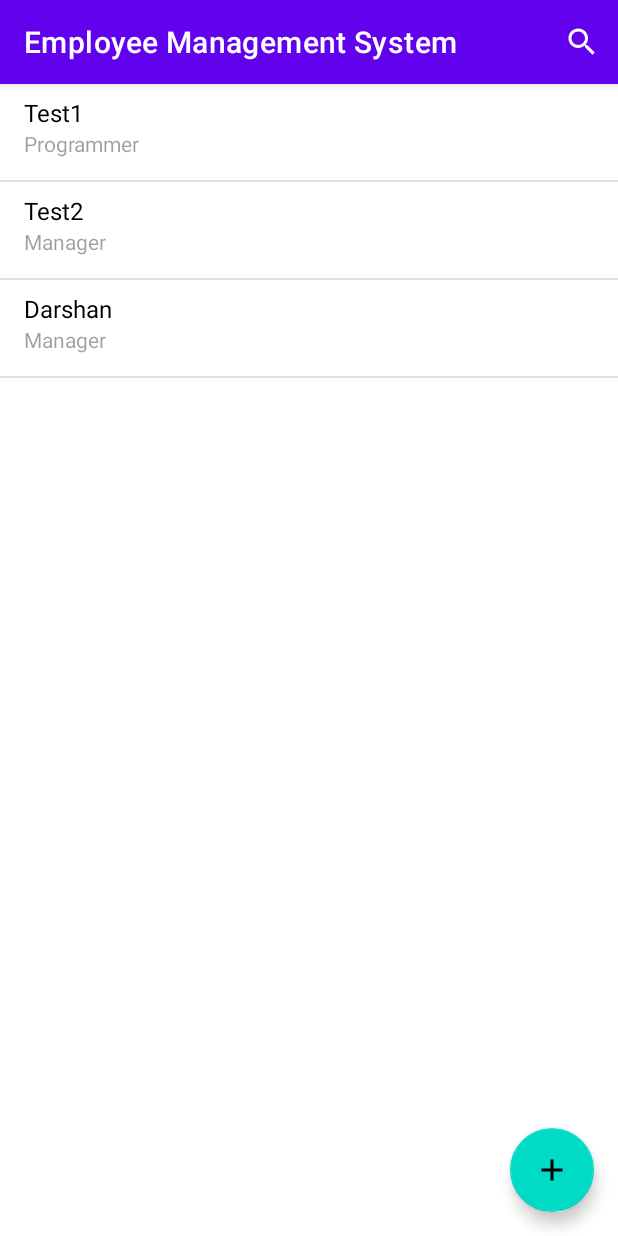
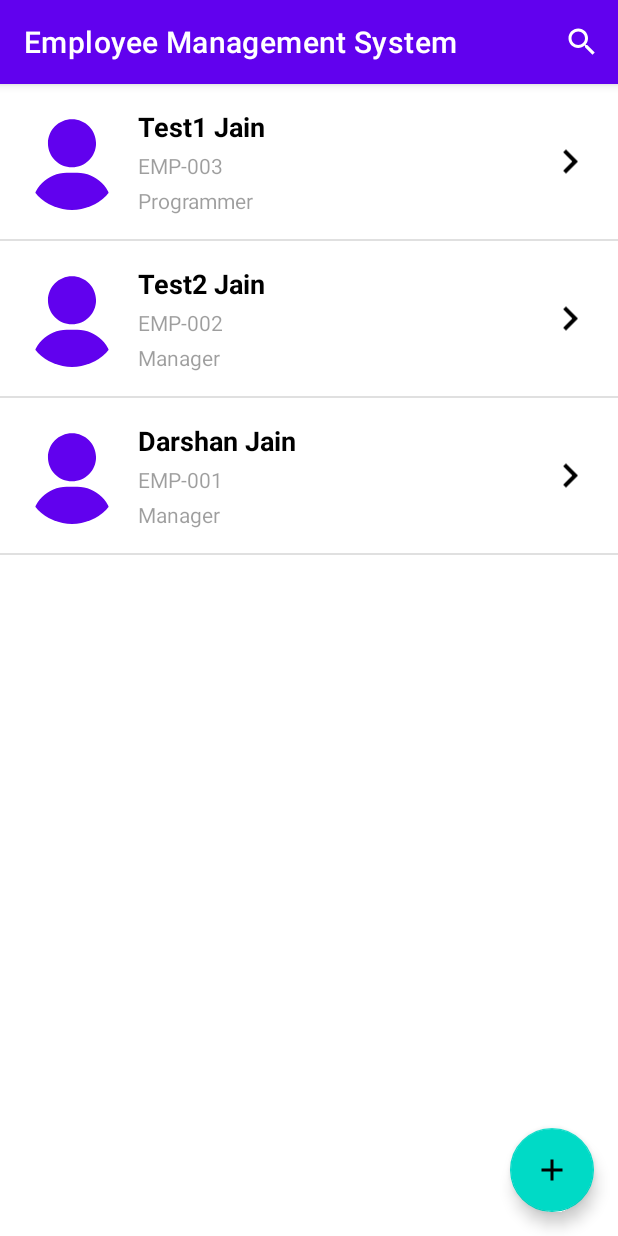
Before and after one commit to darshan0900/FP3125_Darshan, an Android app: the screen it shows after launch (MainActivity), on a phone screen of 412 x 824 dp. Run offline under Robolectric (Android 15) with nearby library versions, the phone set to English and light mode, and no system bars.

Commit message:
created custom employee item ui and adapter

```diff
--- a/app/src/main/java/com/darshan09200/employeemanagementsystem/DetailsFragment.java
+++ b/app/src/main/java/com/darshan09200/employeemanagementsystem/DetailsFragment.java
@@ -68,6 +68,8 @@ public class DetailsFragment extends Fragment implements View.OnClickListener {
             System.out.println(filepath);
             if (filepath.length() > 0) {
                 binding.profileImage.setImageBitmap(BitmapFactory.decodeFile(filepath));
+            }else{
+                binding.profileImage.setImageResource(R.drawable.ic_user);
             }
             binding.empId.setText(employee.getEmpId());
             binding.name.setText(employee.getFirstName() + " " + employee.getLastName());
--- a/app/src/main/java/com/darshan09200/employeemanagementsystem/Employee.java
+++ b/app/src/main/java/com/darshan09200/employeemanagementsystem/Employee.java
@@ -58,6 +58,10 @@ public abstract class Employee {
 
     public String getLastName() {
         return lastName;
+    }
+
+    public String getName() {
+        return firstName + " " + lastName;
     }
 
     public LocalDate getDob() {
--- /dev/null
+++ b/app/src/main/java/com/darshan09200/employeemanagementsystem/EmployeeAdapter.java
@@ -0,0 +1,80 @@
+package com.darshan09200.employeemanagementsystem;
+
+import android.content.Context;
+import android.graphics.BitmapFactory;
+import android.view.LayoutInflater;
+import android.view.View;
+import android.view.ViewGroup;
+import android.widget.ArrayAdapter;
+import android.widget.ImageView;
+import android.widget.TextView;
+
+import androidx.annotation.NonNull;
+import androidx.annotation.Nullable;
+import androidx.core.content.ContextCompat;
+
+import com.darshan09200.employeemanagementsystem.databinding.EmployeeItemBinding;
+
+import java.util.ArrayList;
+import java.util.List;
+
+public class EmployeeAdapter extends ArrayAdapter {
+    private final LayoutInflater layoutInflater;
+    private final int layoutResource;
+
+    private ArrayList<Employee> employees;
+
+    public EmployeeAdapter(@NonNull Context context, int resource, @NonNull ArrayList<Employee> employees) {
+        super(context, resource);
+        this.layoutInflater = LayoutInflater.from(context);
+        this.layoutResource = resource;
+        this.employees = employees;
+    }
+
+    @Override
+    public int getCount() {
+        return employees.size();
+    }
+
+    @NonNull
+    @Override
+    public View getView(int position, @Nullable View convertView, @NonNull ViewGroup parent) {
+        View v = convertView;
+        EmployeeItemBinding binding;
+        if (v == null) {
+            binding = EmployeeItemBinding.inflate(layoutInflater, parent, false);
+            v = binding.getRoot();
+        } else {
+            binding = EmployeeItemBinding.bind(convertView);
+        }
+
+        Employee employee = employees.get(position);
+
+        binding.empId.setText(employee.getEmpId());
+        binding.name.setText(employee.getName());
+        binding.role.setText(employee.getRole().getLabel());
+        String filepath = employee.getProfileImage();
+        if (filepath.length() > 0)
+            binding.profileImage.setImageBitmap(BitmapFactory.decodeFile(filepath));
+        String activeEmpId = Database.getInstance().getViewEmpId();
+        if (activeEmpId.length() > 0 && activeEmpId.equals(employee.getEmpId())) {
+            binding.parent.setBackgroundResource(R.color.secondary);
+            binding.name.setTextColor(ContextCompat.getColor(getContext(), R.color.textOnSecondary));
+            binding.empId.setTextColor(ContextCompat.getColor(getContext(), R.color.textOnSecondary));
+            binding.empId.setAlpha(0.75f);
+            binding.role.setTextColor(ContextCompat.getColor(getContext(), R.color.textOnSecondary));
+            binding.role.setAlpha(0.75f);
+            binding.rightArrow.setColorFilter(ContextCompat.getColor(getContext(), R.color.textOnSecondary));
+        } else {
+            binding.parent.setBackground(null);
+            binding.name.setTextColor(ContextCompat.getColor(getContext(), R.color.text));
+            binding.empId.setTextColor(ContextCompat.getColor(getContext(), R.color.textLight));
+            binding.empId.setAlpha(1f);
+            binding.role.setTextColor(ContextCompat.getColor(getContext(), R.color.textLight));
+            binding.role.setAlpha(1f);
+            binding.rightArrow.clearColorFilter();
+        }
+
+        return v;
+    }
+}
--- a/app/src/main/java/com/darshan09200/employeemanagementsystem/HomeFragment.java
+++ b/app/src/main/java/com/darshan09200/employeemanagementsystem/HomeFragment.java
@@ -5,13 +5,10 @@ import android.os.Bundle;
 import android.view.LayoutInflater;
 import android.view.View;
 import android.view.ViewGroup;
-import android.widget.ArrayAdapter;
-import android.widget.TextView;
 import android.widget.Toast;
 
 import androidx.annotation.NonNull;
 import androidx.annotation.Nullable;
-import androidx.core.content.ContextCompat;
 import androidx.fragment.app.Fragment;
 
 import com.darshan09200.employeemanagementsystem.databinding.FragmentHomeBinding;
@@ -29,7 +26,7 @@ public class HomeFragment extends Fragment {
     OnClickListener clickListener;
 
     ArrayList<Employee> employees = new ArrayList<>();
-    ArrayAdapter<Employee> adapter;
+    EmployeeAdapter adapter;
 
     @Override
     public void onAttach(@NonNull Context context) {
@@ -49,37 +46,16 @@ public class HomeFragment extends Fragment {
     public View onCreateView(@NonNull LayoutInflater inflater, @Nullable ViewGroup container, @Nullable Bundle savedInstanceState) {
         binding = FragmentHomeBinding.inflate(inflater, container, false);
 
-        adapter = new ArrayAdapter<Employee>(getContext(), android.R.layout.simple_list_item_2, android.R.id.text1, employees) {
-            @NonNull
-            @Override
-            public View getView(int position, @Nullable View convertView, @NonNull ViewGroup parent) {
-                View view = super.getView(position, convertView, parent);
-                TextView text1 = view.findViewById(android.R.id.text1);
-                TextView text2 = view.findViewById(android.R.id.text2);
-                Employee employee = getItem(position);
-                text1.setText(employee.getFirstName());
-                text2.setText(employee.getRole().getLabel());
-                String activeEmpId = Database.getInstance().getViewEmpId();
-                if (activeEmpId.length() > 0 && activeEmpId.equals(employee.getEmpId())) {
-                    text1.setTextColor(ContextCompat.getColor(getContext(), R.color.primary));
-                    text2.setTextColor(ContextCompat.getColor(getContext(), R.color.primary));
-                    text2.setAlpha(0.5f);
-                } else {
-                    text1.setTextColor(ContextCompat.getColor(getContext(), R.color.text));
-                    text2.setTextColor(ContextCompat.getColor(getContext(), R.color.textLight));
-                    ;
-                }
-                return view;
-            }
-        };
+        adapter = new EmployeeAdapter(getContext(), R.layout.employee_item, employees);
         adapter.setNotifyOnChange(true);
         binding.listView.setAdapter(adapter);
         refreshData();
         binding.listView.setEmptyView(binding.noRecords);
         binding.listView.setOnItemClickListener((parent, view, position, id) -> {
-            Employee employee = (Employee) parent.getItemAtPosition(position);
+            System.out.println(position);
+            Employee employee = employees.get(position);
             Database.getInstance().setViewEmpId(employee.getEmpId());
-            clickListener.onItemClick();
+            HomeFragment.this.clickListener.onItemClick();
         });
 
         binding.addEmployee.setOnClickListener(v -> clickListener.onFabClick());
@@ -110,7 +86,11 @@ public class HomeFragment extends Fragment {
         ArrayList<Employee> allEmployeesData = Database.getInstance().getEmployees();
         ArrayList<Employee> filteredEmployees = new ArrayList<>();
         allEmployeesData.forEach(employee -> {
-            if (employee.getFirstName().toLowerCase().indexOf(text) > -1 || employee.getRole().getLabel().toLowerCase().indexOf(text) > -1)
+            if (
+                    employee.getFirstName().toLowerCase().contains(text)
+                            || employee.getRole().getLabel().toLowerCase().contains(text)
+                            || employee.getEmpId().toLowerCase().contains(text)
+            )
                 filteredEmployees.add(employee);
         });
         employees.clear();
--- a/app/src/main/java/com/darshan09200/employeemanagementsystem/MainActivity.java
+++ b/app/src/main/java/com/darshan09200/employeemanagementsystem/MainActivity.java
@@ -136,8 +136,7 @@ public class MainActivity extends AppCompatActivity implements OnClickListener,
 
     }
 
-    @Override
-    public void onFabClick() {
+    public void navigateToRegistration() {
         clearSearch();
 
         if (isSplitLayoutActive()) {
@@ -155,6 +154,14 @@ public class MainActivity extends AppCompatActivity implements OnClickListener,
                     .addToBackStack("primary")
                     .commit();
         }
+    }
+
+    @Override
+    public void onFabClick() {
+        closeViewEmpId();
+        refreshEmployeeListData();
+
+        navigateToRegistration();
     }
 
     @Override
@@ -185,6 +192,7 @@ public class MainActivity extends AppCompatActivity implements OnClickListener,
             DetailsFragment detailsFragment = (DetailsFragment) secondaryFragment;
             detailsFragment.setupData();
         } else if (navigate) {
+            Registration.getInstance().resetFields();
             emptyFragmentStack("secondary");
             getSupportFragmentManager().beginTransaction().add(R.id.secondaryFragment, new DetailsFragment()).addToBackStack("secondary").commit();
         } else if (empId.length() > 0) {
@@ -285,7 +293,7 @@ public class MainActivity extends AppCompatActivity implements OnClickListener,
 
     @Override
     public void onEdit() {
-        onFabClick();
+        navigateToRegistration();
     }
 
     @Override
@@ -307,6 +315,7 @@ public class MainActivity extends AppCompatActivity implements OnClickListener,
         inflater.inflate(R.menu.menu, menu);
         searchViewItem = menu.findItem(R.id.search_bar);
         searchView = (SearchView) searchViewItem.getActionView();
+        searchView.setQueryHint("Search Employees");
 
         searchView.setOnQueryTextListener(new SearchView.OnQueryTextListener() {
             @Override
--- /dev/null
+++ b/app/src/main/res/drawable/ic_right.xml
@@ -0,0 +1,5 @@
+<vector android:autoMirrored="true" android:height="24dp"
+    android:tint="@color/text" android:viewportHeight="24"
+    android:viewportWidth="24" android:width="24dp" xmlns:android="http://schemas.android.com/apk/res/android">
+    <path android:fillColor="@android:color/white" android:pathData="M10,6L8.59,7.41 13.17,12l-4.58,4.59L10,18l6,-6z"/>
+</vector>
--- a/app/src/main/res/drawable/ic_user.xml
+++ b/app/src/main/res/drawable/ic_user.xml
@@ -1,5 +1,10 @@
-<vector android:autoMirrored="true" android:height="128dp"
-    android:viewportHeight="128" android:viewportWidth="128"
-    android:width="128dp" xmlns:android="http://schemas.android.com/apk/res/android">
-    <path android:fillColor="@color/primary" android:pathData="M64,6.95c-17.68,0 -32.06,14.38 -32.06,32.06S46.32,71.07 64,71.07s32.06,-14.38 32.06,-32.06S81.68,6.95 64,6.95zM103.89,92.02C95.11,83.11 83.48,78.2 71.13,78.2h-14.25c-12.35,0 -23.99,4.91 -32.77,13.82 -8.73,8.87 -13.55,20.58 -13.55,32.97 0,1.97 1.6,3.56 3.56,3.56h99.75c1.97,0 3.56,-1.6 3.56,-3.56 0,-12.39 -4.81,-24.1 -13.55,-32.97z"/>
+<vector xmlns:android="http://schemas.android.com/apk/res/android"
+    android:width="128dp"
+    android:height="128dp"
+    android:autoMirrored="true"
+    android:viewportWidth="128"
+    android:viewportHeight="128">
+    <path
+        android:fillColor="@color/primary"
+        android:pathData="M64,6.95c-17.68,0 -32.06,14.38 -32.06,32.06S46.32,71.07 64,71.07s32.06,-14.38 32.06,-32.06S81.68,6.95 64,6.95zM103.89,92.02C95.11,83.11 83.48,78.2 71.13,78.2h-14.25c-12.35,0 -23.99,4.91 -32.77,13.82 -8.73,8.87 -13.55,20.58 -13.55,32.97 0,1.97 1.6,3.56 3.56,3.56h99.75c1.97,0 3.56,-1.6 3.56,-3.56 0,-12.39 -4.81,-24.1 -13.55,-32.97z" />
 </vector>
--- a/app/src/main/res/drawable/rounded_image.xml
+++ b/app/src/main/res/drawable/rounded_image.xml
@@ -2,7 +2,4 @@
 <shape xmlns:android="http://schemas.android.com/apk/res/android"
     android:shape="rectangle">
     <corners android:radius="64dp" />
-    <stroke
-        android:width="1dp"
-        android:color="@color/text" />
 </shape>
--- /dev/null
+++ b/app/src/main/res/layout/employee_item.xml
@@ -0,0 +1,69 @@
+<?xml version="1.0" encoding="utf-8"?>
+<androidx.constraintlayout.widget.ConstraintLayout xmlns:android="http://schemas.android.com/apk/res/android"
+    xmlns:app="http://schemas.android.com/apk/res-auto"
+    android:layout_width="match_parent"
+    android:layout_height="wrap_content"
+    android:id="@+id/parent"
+    android:padding="16dp">
+
+    <ImageView
+        android:id="@+id/profileImage"
+        android:layout_width="64dp"
+        android:layout_height="64dp"
+        android:layout_gravity="center_horizontal"
+        android:background="@drawable/rounded_image"
+        android:clipToOutline="true"
+        android:scaleType="centerCrop"
+        android:src="@drawable/ic_user"
+        app:layout_constraintBottom_toBottomOf="parent"
+        app:layout_constraintStart_toStartOf="parent"
+        app:layout_constraintTop_toTopOf="parent" />
+
+    <TextView
+        android:id="@+id/name"
+        android:layout_width="0dp"
+        android:layout_height="wrap_content"
+        android:layout_marginHorizontal="12dp"
+        android:text="Darshan Jain"
+        android:textColor="@color/text"
+        android:textSize="18sp"
+        android:textStyle="bold"
+        app:layout_constraintEnd_toStartOf="@id/rightArrow"
+        app:layout_constraintStart_toEndOf="@id/profileImage"
+        app:layout_constraintTop_toTopOf="parent" />
+
+    <TextView
+        android:id="@+id/empId"
+        android:layout_width="0dp"
+        android:layout_height="wrap_content"
+        android:layout_marginTop="4dp"
+        android:text="EMP-001"
+        android:textColor="@color/textLight"
+        android:textSize="14sp"
+        app:layout_constraintEnd_toEndOf="@id/name"
+        app:layout_constraintStart_toStartOf="@id/name"
+        app:layout_constraintTop_toBottomOf="@id/name" />
+
+    <TextView
+        android:id="@+id/role"
+        android:layout_width="0dp"
+        android:layout_height="wrap_content"
+        android:layout_marginTop="4dp"
+        android:text="Manager"
+        android:textColor="@color/textLight"
+        android:textSize="14sp"
+        app:layout_constraintEnd_toEndOf="@id/name"
+        app:layout_constraintStart_toStartOf="@id/name"
+        app:layout_constraintTop_toBottomOf="@id/empId" />
+
+    <ImageView
+        android:id="@+id/rightArrow"
+        android:layout_width="32dp"
+        android:layout_height="0dp"
+        android:src="@drawable/ic_right"
+        app:layout_constraintBottom_toBottomOf="parent"
+        app:layout_constraintEnd_toEndOf="parent"
+        app:layout_constraintTop_toTopOf="parent" />
+
+
+</androidx.constraintlayout.widget.ConstraintLayout>
```
